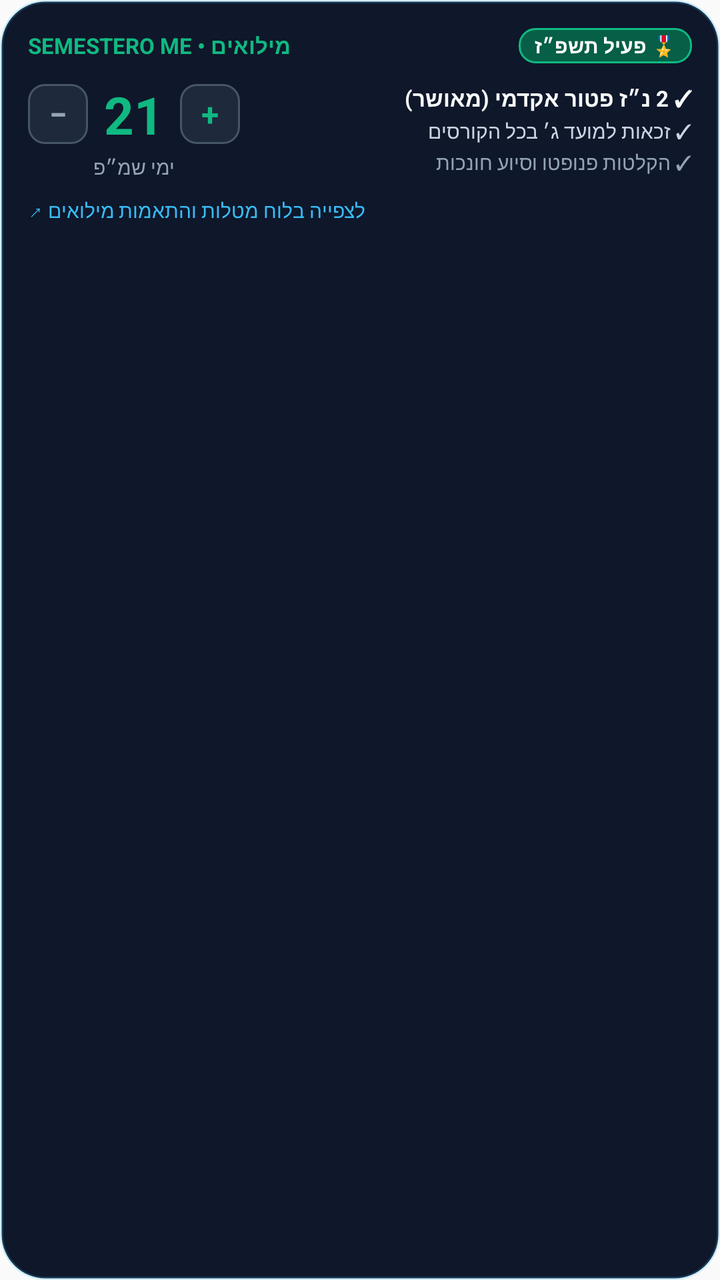
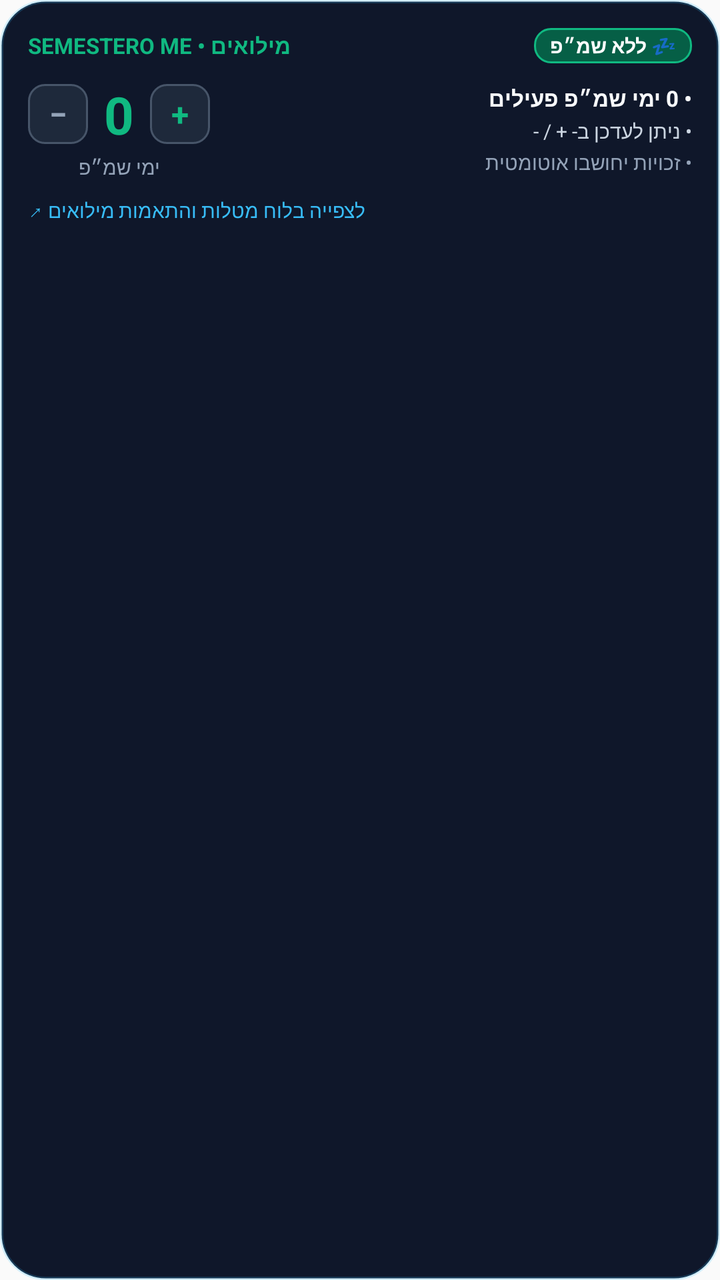

Two renders of the same Android screen: before a commit and after it. Below are the layout's source before the change and the commit's diff.
<!-- AndroidManifest.xml: application theme AppTheme -->
<!-- res/layout/widget_miluim.xml -->
<?xml version="1.0" encoding="utf-8"?>
<LinearLayout xmlns:android="http://schemas.android.com/apk/res/android"
    android:id="@+id/widget_miluim_root"
    android:layout_width="match_parent"
    android:layout_height="match_parent"
    android:background="@drawable/widget_card_bg"
    android:orientation="vertical"
    android:padding="14dp">

    
    <LinearLayout
        android:layout_width="match_parent"
        android:layout_height="wrap_content"
        android:orientation="horizontal"
        android:gravity="center_vertical">

        <TextView
            android:layout_width="0dp"
            android:layout_height="wrap_content"
            android:layout_weight="1"
            android:text="SEMESTERO ME • מילואים"
            android:textColor="#10b981"
            android:textSize="11sp"
            android:textStyle="bold" />

        <TextView
            android:id="@+id/widget_miluim_status_badge"
            android:layout_width="wrap_content"
            android:layout_height="wrap_content"
            android:background="@drawable/widget_button_emerald_bg"
            android:paddingLeft="8dp"
            android:paddingRight="8dp"
            android:paddingTop="2dp"
            android:paddingBottom="2dp"
            android:text="🎖️ פעיל תשפ״ז"
            android:textColor="#ffffff"
            android:textSize="10sp"
            android:textStyle="bold" />
    </LinearLayout>

    
    <LinearLayout
        android:layout_width="match_parent"
        android:layout_height="wrap_content"
        android:layout_marginTop="8dp"
        android:orientation="horizontal"
        android:gravity="center_vertical">

        
        <LinearLayout
            android:layout_width="wrap_content"
            android:layout_height="wrap_content"
            android:orientation="vertical"
            android:gravity="center"
            android:paddingRight="10dp">

            <LinearLayout
                android:layout_width="wrap_content"
                android:layout_height="wrap_content"
                android:orientation="horizontal"
                android:gravity="center_vertical">

                <TextView
                    android:id="@+id/btn_miluim_minus"
                    android:layout_width="30dp"
                    android:layout_height="30dp"
                    android:background="@drawable/widget_badge_bg"
                    android:gravity="center"
                    android:text="−"
                    android:textColor="#94a3b8"
                    android:textSize="16sp"
                    android:textStyle="bold" />

                <TextView
                    android:id="@+id/widget_miluim_days_count"
                    android:layout_width="wrap_content"
                    android:layout_height="wrap_content"
                    android:layout_marginLeft="8dp"
                    android:layout_marginRight="8dp"
                    android:text="21"
                    android:textColor="#10b981"
                    android:textSize="26sp"
                    android:textStyle="bold" />

                <TextView
                    android:id="@+id/btn_miluim_plus"
                    android:layout_width="30dp"
                    android:layout_height="30dp"
                    android:background="@drawable/widget_badge_bg"
                    android:gravity="center"
                    android:text="+"
                    android:textColor="#10b981"
                    android:textSize="16sp"
                    android:textStyle="bold" />
            </LinearLayout>

            <TextView
                android:layout_width="wrap_content"
                android:layout_height="wrap_content"
                android:layout_marginTop="2dp"
                android:text="ימי שמ״פ"
                android:textColor="#94a3b8"
                android:textSize="10sp" />
        </LinearLayout>

        
        <LinearLayout
            android:layout_width="0dp"
            android:layout_height="wrap_content"
            android:layout_weight="1"
            android:orientation="vertical">

            <TextView
                android:id="@+id/widget_miluim_right_1"
                android:layout_width="match_parent"
                android:layout_height="wrap_content"
                android:text="✓ 2 נ״ז פטור אקדמי (מאושר)"
                android:textColor="#f8fafc"
                android:textSize="11sp"
                android:textStyle="bold"
                android:maxLines="1"
                android:ellipsize="end" />

            <TextView
                android:id="@+id/widget_miluim_right_2"
                android:layout_width="match_parent"
                android:layout_height="wrap_content"
                android:layout_marginTop="2dp"
                android:text="✓ זכאות למועד ג׳ בכל הקורסים"
                android:textColor="#cbd5e1"
                android:textSize="10sp"
                android:maxLines="1"
                android:ellipsize="end" />

            <TextView
                android:id="@+id/widget_miluim_right_3"
                android:layout_width="match_parent"
                android:layout_height="wrap_content"
                android:layout_marginTop="2dp"
                android:text="✓ הקלטות פנופטו וסיוע חונכות"
                android:textColor="#94a3b8"
                android:textSize="10sp"
                android:maxLines="1"
                android:ellipsize="end" />
        </LinearLayout>
    </LinearLayout>

    
    <TextView
        android:layout_width="match_parent"
        android:layout_height="wrap_content"
        android:layout_marginTop="8dp"
        android:text="לצפייה בלוח מטלות והתאמות מילואים ↗"
        android:textColor="#38bdf8"
        android:textSize="10sp"
        android:gravity="left" />
</LinearLayout>
<!-- resources referenced by this layout -->
<resources>
  <!-- drawable widget_badge_bg (drawable) -->
  <?xml version="1.0" encoding="utf-8"?>
  <shape xmlns:android="http://schemas.android.com/apk/res/android"
      android:shape="rectangle">
      <solid android:color="#1e293b" />
      <corners android:radius="8dp" />
      <stroke
          android:width="1dp"
          android:color="#475569" />
  </shape>
  <!-- drawable widget_button_emerald_bg (drawable) -->
  <?xml version="1.0" encoding="utf-8"?>
  <shape xmlns:android="http://schemas.android.com/apk/res/android"
      android:shape="rectangle">
      <solid android:color="#065f46" />
      <corners android:radius="8dp" />
      <stroke
          android:width="1dp"
          android:color="#10b981" />
  </shape>
  <!-- drawable widget_card_bg (drawable) -->
  <?xml version="1.0" encoding="utf-8"?>
  <shape xmlns:android="http://schemas.android.com/apk/res/android"
      android:shape="rectangle">
      <solid android:color="#0f172a" />
      <corners android:radius="22dp" />
      <stroke
          android:width="1.5dp"
          android:color="#3338bdf8" />
  </shape>
  <style name="AppTheme" parent="Theme.AppCompat.Light.DarkActionBar">
          
          <item name="colorPrimary">@color/colorPrimary</item>
          <item name="colorPrimaryDark">@color/colorPrimaryDark</item>
          <item name="colorAccent">@color/colorAccent</item>
      </style>
</resources>

<!-- the commit's change to res/layout/widget_miluim.xml (unified diff, before → after) -->
@@ -32,7 +32,7 @@
             android:paddingRight="8dp"
             android:paddingTop="2dp"
             android:paddingBottom="2dp"
-            android:text="🎖️ פעיל תשפ״ז"
+            android:text="💤 ללא שמ״פ"
             android:textColor="#ffffff"
             android:textSize="10sp"
             android:textStyle="bold" />
@@ -77,7 +77,7 @@
                     android:layout_height="wrap_content"
                     android:layout_marginLeft="8dp"
                     android:layout_marginRight="8dp"
-                    android:text="21"
+                    android:text="0"
                     android:textColor="#10b981"
                     android:textSize="26sp"
                     android:textStyle="bold" />
@@ -114,7 +114,7 @@
                 android:id="@+id/widget_miluim_right_1"
                 android:layout_width="match_parent"
                 android:layout_height="wrap_content"
-                android:text="✓ 2 נ״ז פטור אקדמי (מאושר)"
+                android:text="• 0 ימי שמ״פ פעילים"
                 android:textColor="#f8fafc"
                 android:textSize="11sp"
                 android:textStyle="bold"
@@ -126,7 +126,7 @@
                 android:layout_width="match_parent"
                 android:layout_height="wrap_content"
                 android:layout_marginTop="2dp"
-                android:text="✓ זכאות למועד ג׳ בכל הקורסים"
+                android:text="• ניתן לעדכן ב- + / -"
                 android:textColor="#cbd5e1"
                 android:textSize="10sp"
                 android:maxLines="1"
@@ -137,7 +137,7 @@
                 android:layout_width="match_parent"
                 android:layout_height="wrap_content"
                 android:layout_marginTop="2dp"
-                android:text="✓ הקלטות פנופטו וסיוע חונכות"
+                android:text="• זכויות יחושבו אוטומטית"
                 android:textColor="#94a3b8"
                 android:textSize="10sp"
                 android:maxLines="1"
